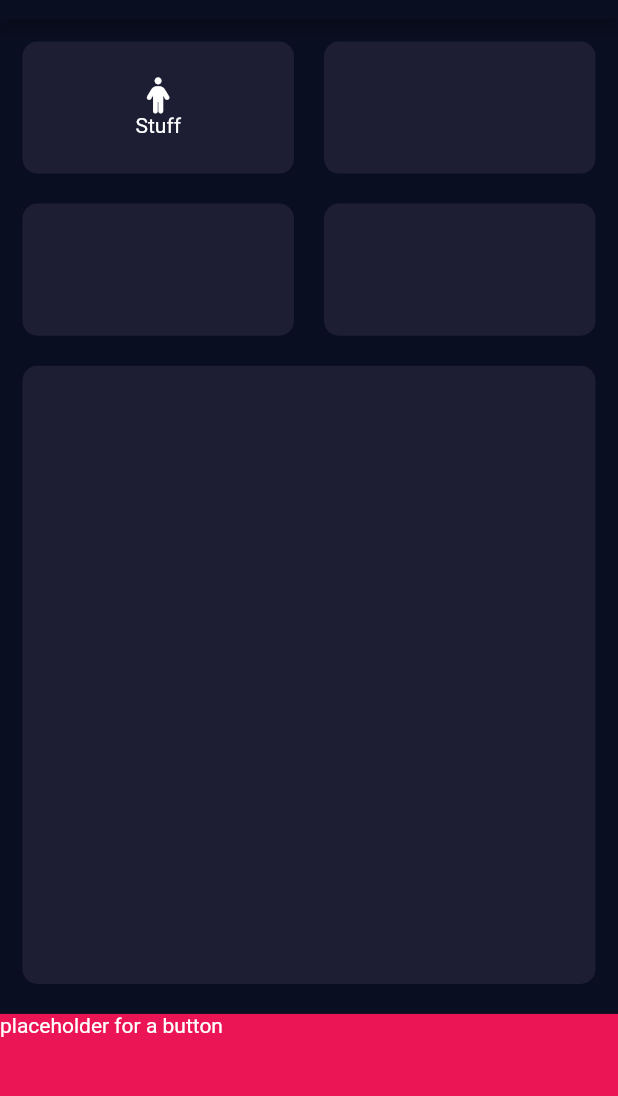
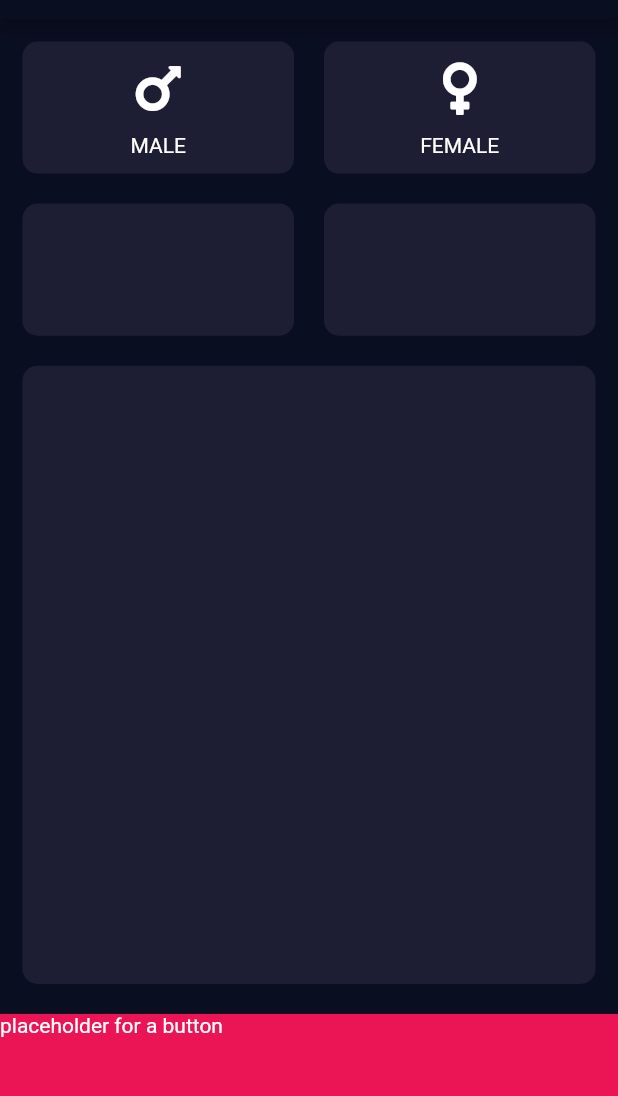
Before and after one commit to github-armin/flutter-bmi-calculator, a Flutter app: the screen it shows after launch, on a phone screen of 412 x 824 dp, the part 65-1161 px from its top. Run offline on Flutter 3.47's test engine with Material 2 defaults, Android fonts, the phone set to English and light mode, and no system bars; our stand-ins replace font_awesome_flutter.

Commit message:
trying to fix font awesome icons

```diff
--- a/lib/constants.dart
+++ b/lib/constants.dart
@@ -1,9 +1,12 @@
 import 'package:flutter/material.dart';
 
-double kCardWrapperPadding = 10.0;
-double kCardWrapperMargin = 10.0;
-double kCardWrapperBorderRadius = 10.0;
-double kScreenPadding = kCardWrapperMargin / 2;
-Color kCardWrapperBgColor = Color(0xFF1D1E33);
-Color kSubmitButtonColor = Color(0xFFEB1555);
-TextStyle kCardButtonLabelStyle = TextStyle();
+const double kCardWrapperPadding = 10.0;
+const double kCardWrapperMargin = 10.0;
+const double kCardWrapperBorderRadius = 10.0;
+const double kScreenPadding = kCardWrapperMargin / 2;
+const double kCardButtonSpacerHeight = 10.0;
+const Color kCardWrapperBgColor = Color(0xFF1D1E33);
+const Color kSubmitButtonColor = Color(0xFFEB1555);
+const double kCardButtonIconSize = 40.0;
+const Color kCardButtonIconColor = Colors.white;
+const TextStyle kCardButtonLabelStyle = TextStyle();
--- a/lib/screens/input_screen.dart
+++ b/lib/screens/input_screen.dart
@@ -23,20 +23,21 @@ class InputScreen extends StatelessWidget {
                 children: [
                   Expanded(
                     flex: 1,
-                    child: Row(
+                    child: Row( // Gender Buttons
                       mainAxisAlignment: MainAxisAlignment.center,
                       children: <Widget>[
                         Expanded(
                           child: CardButton(
-                            icon: FontAwesomeIcons.male,
+                            icon: FontAwesomeIcons.mars,
                             bgColor: kCardWrapperBgColor,
-                            label: 'Stuff',
+                            label: 'MALE',
                           ),
                         ),
                         Expanded(
-                          child: CardWrapper(
-//                    child: Column(),
+                          child: CardButton(
+                            icon: FontAwesomeIcons.venus,
                             bgColor: kCardWrapperBgColor,
+                            label: 'FEMALE',
                           ),
                         ),
                       ],
--- a/lib/widgets/card_button.dart
+++ b/lib/widgets/card_button.dart
@@ -25,7 +25,14 @@ class CardButton extends StatelessWidget {
               mainAxisAlignment: MainAxisAlignment.center,
               crossAxisAlignment: CrossAxisAlignment.center,
               children: <Widget>[
-                Icon(icon),
+                Icon(
+                  icon,
+                  size: kCardButtonIconSize,
+                  color: kCardButtonIconColor,
+                ),
+                SizedBox(
+                  height: kCardButtonSpacerHeight,
+                ),
                 Text(label, style: kCardButtonLabelStyle,)
               ],
             )
```
Also changed, not shown: pubspec.yaml (+3 -54 lines), pubspec.lock, 2 other files.
